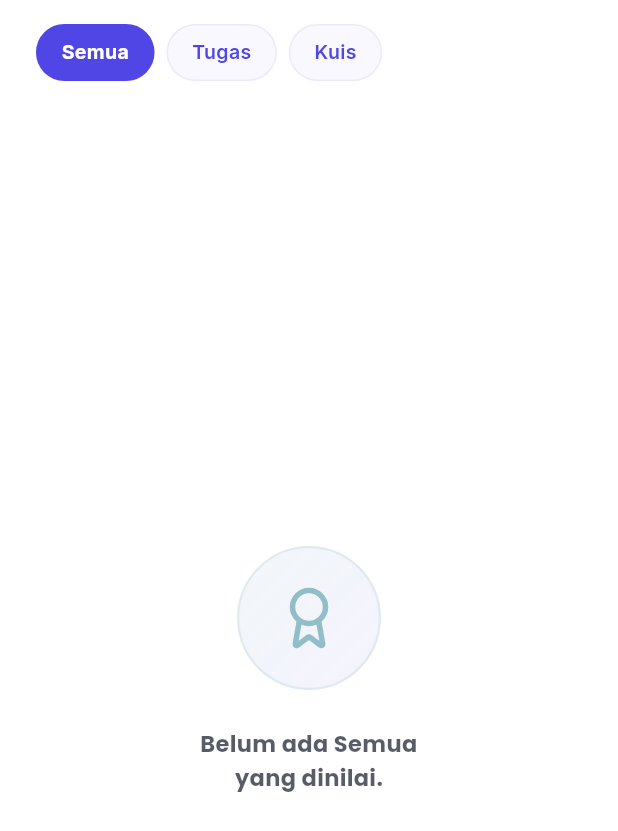
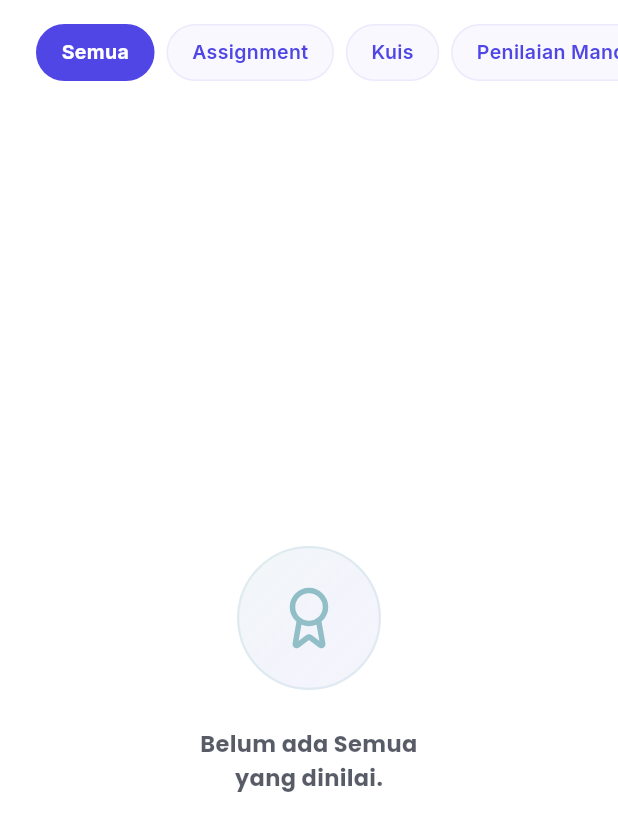
Before and after one commit to Elvan1210/SoftwareDevelopment-Project-Kelompok9, a Flutter app: the SiswaNilaiView screen opened directly with empty values, after a tap on "Semua", on a phone screen of 412 x 824 dp. Shown: the top 831 px of the screen. Run offline on Flutter 3.47's test engine with Material 3 defaults, Android fonts, the light colour scheme and no system bars; our stand-ins replace cloud_firestore, file_picker, firebase_core, fl_chart, flutter_animate, google_fonts and 4 more; missing offline and left inert: jitsi_meet_wrapper, window_manager; accounts and stored records are empty; network calls fail.

Commit message:
fix nilai quiz konek ke backend

```diff
--- a/frontend/lib/screens/dashboard/guru/guru_nilai_view.dart
+++ b/frontend/lib/screens/dashboard/guru/guru_nilai_view.dart
@@ -48,7 +48,7 @@ class _GuruNilaiViewState extends State<GuruNilaiView> {
           http.get(Uri.parse('$baseUrl/api/kelas/$kelasId/members'), headers: headers)
         else
           Future.value(http.Response('[]', 200)),
-        http.get(Uri.parse('$baseUrl/api/quizzes?kelasId=$kelasId'), headers: headers),
+        http.get(Uri.parse('$baseUrl/api/quiz?kelasId=$kelasId'), headers: headers),
         http.get(Uri.parse('$baseUrl/api/tugas?kelas_id=$kelasId'), headers: headers),
       ]);
 
@@ -100,7 +100,7 @@ class _GuruNilaiViewState extends State<GuruNilaiView> {
         final listQuiz = decQuiz['data'] is List ? decQuiz['data'] : [];
 
         if (listQuiz.isNotEmpty) {
-          final quizReqs = listQuiz.map((q) => http.get(Uri.parse('$baseUrl/api/quizzes/${q['_id']}/submissions'), headers: headers));
+          final quizReqs = listQuiz.map((q) => http.get(Uri.parse('$baseUrl/api/quiz/${q['_id']}/submissions'), headers: headers));
           final quizResps = await Future.wait(quizReqs);
 
           for (int i = 0; i < listQuiz.length; i++) {
--- a/frontend/lib/screens/dashboard/siswa/siswa_nilai_view.dart
+++ b/frontend/lib/screens/dashboard/siswa/siswa_nilai_view.dart
@@ -40,28 +40,29 @@ class _SiswaNilaiViewState extends State<SiswaNilaiView> {
           headers: {'Authorization': 'Bearer ${widget.token}'});
 
       final quizReq = http.get(
-          Uri.parse('$baseUrl/api/quizzes/my-submissions?kelasId=$kid'),
+          Uri.parse('$baseUrl/api/quiz/my-submissions?kelasId=$kid'),
           headers: {'Authorization': 'Bearer ${widget.token}'});
 
       final responses = await Future.wait([tugasReq, quizReq]);
 
       List<dynamic> combined = [];
 
-      // Proses Tugas
+      // Proses Tugas / Penilaian Mandiri
       if (responses[0].statusCode == 200) {
         final dec = jsonDecode(responses[0].body);
         List allTugas = dec is List ? dec : [];
         for (var n in allTugas) {
           final nKid = n['kelas_id'];
           if (nKid == null || nKid.toString() == kid) {
+            final isManual = n['tugas_id'] == null;
             combined.add({
               'id': n['id']?.toString() ?? UniqueKey().toString(),
-              'type': 'Tugas',
-              'judul': n['tugas_judul'] ?? 'Tugas Kelas',
+              'type': isManual ? 'Penilaian Mandiri' : 'Assignment',
+              'judul': isManual ? (n['mapel'] ?? 'Input Manual') : (n['tugas_judul'] ?? 'Tugas Kelas'),
               'guru_nama': n['guru_nama'],
               'nilai': n['nilai'],
-              'waktu': n['waktu_dinilai'],
-              'feedback': n['feedback']
+              'waktu': n['waktu_dinilai'] ?? n['tanggal'],
+              'feedback': n['keterangan'] ?? n['feedback']
             });
           }
         }
@@ -85,6 +86,16 @@ class _SiswaNilaiViewState extends State<SiswaNilaiView> {
             'waktu': q['submittedAt'],
             'feedback': q['autoSubmitted'] == true ? 'Disubmit otomatis oleh sistem' : 'Disubmit oleh siswa'
           });
+        }
+      } else if (responses[1].statusCode == 404) {
+        if (mounted) {
+          ScaffoldMessenger.of(context).showSnackBar(
+            const SnackBar(
+              content: Text('API Kuis belum aktif. Tolong RESTART server backend (Node.js).',
+                style: TextStyle(fontWeight: FontWeight.w700)),
+              backgroundColor: Colors.red,
+            )
+          );
         }
       }
 
@@ -142,14 +153,20 @@ class _SiswaNilaiViewState extends State<SiswaNilaiView> {
           // Filter Section
           Padding(
             padding: const EdgeInsets.symmetric(horizontal: 24, vertical: 16),
+            child: SingleChildScrollView(
+              scrollDirection: Axis.horizontal,
+              clipBehavior: Clip.none,
               child: Row(
                 children: [
                   _buildFilterChip('Semua'),
                   const SizedBox(width: 8),
-                _buildFilterChip('Tugas'),
+                  _buildFilterChip('Assignment'),
                   const SizedBox(width: 8),
                   _buildFilterChip('Kuis'),
+                  const SizedBox(width: 8),
+                  _buildFilterChip('Penilaian Mandiri'),
                 ],
+              ),
             ),
           ),
 
@@ -249,6 +266,15 @@ class _SiswaNilaiViewState extends State<SiswaNilaiView> {
     final valStr = n['nilai']?.toString() ?? '-';
     final val = double.tryParse(valStr) ?? 0;
     final isKuis = n['type'] == 'Kuis';
+    final isManual = n['type'] == 'Penilaian Mandiri';
+
+    Color badgeColor = AppTheme.orangeVivid;
+    if (isKuis) badgeColor = AppTheme.indigoPrimary;
+    if (isManual) badgeColor = const Color(0xFF6366F1);
+
+    IconData cardIcon = LucideIcons.clipboardList;
+    if (isKuis) cardIcon = LucideIcons.laptop;
+    if (isManual) cardIcon = LucideIcons.fileText;
 
     return RepaintBoundary(
       child: Container(
@@ -278,7 +304,7 @@ class _SiswaNilaiViewState extends State<SiswaNilaiView> {
                     color: color.withAlpha(25),
                     borderRadius: BorderRadius.circular(16),
                   ),
-                  child: Icon(isKuis ? LucideIcons.laptop : LucideIcons.award, color: color, size: 28),
+                  child: Icon(cardIcon, color: color, size: 28),
                 ),
                 const SizedBox(width: 16),
                 Expanded(
@@ -319,16 +345,16 @@ class _SiswaNilaiViewState extends State<SiswaNilaiView> {
                 Container(
                   padding: const EdgeInsets.symmetric(horizontal: 10, vertical: 4),
                   decoration: BoxDecoration(
-                    color: isKuis ? AppTheme.indigoPrimary.withAlpha(20) : AppTheme.orangeVivid.withAlpha(20),
+                    color: badgeColor.withAlpha(20),
                     borderRadius: BorderRadius.circular(100),
                   ),
                   child: Text(
-                    isKuis ? 'KUIS' : 'TUGAS',
+                    (n['type'] ?? 'TUGAS').toString().toUpperCase(),
                     style: TextStyle(
                       fontWeight: FontWeight.w800,
                       fontSize: 11,
                       letterSpacing: 0.5,
-                      color: isKuis ? AppTheme.indigoPrimary : AppTheme.orangeVivid,
+                      color: badgeColor,
                     ),
                   ),
                 ),
```
Also changed, not shown: 3 other files. Lines whose indentation alone changed are shown as unchanged.
